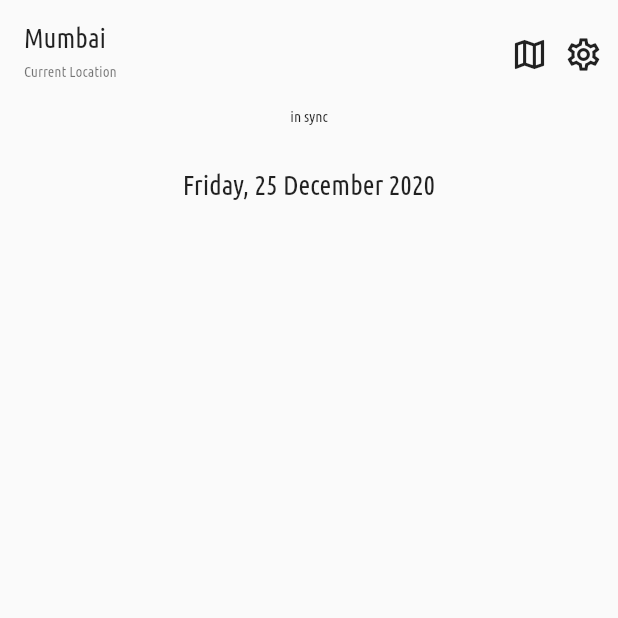
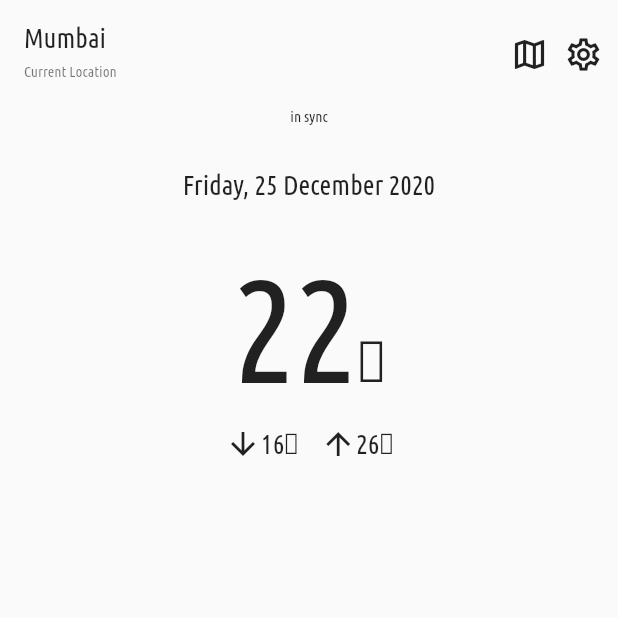
Before and after one commit to angga-fehung/weather_forecasts, a Flutter app: the screen it shows after launch, on a phone screen of 412 x 824 dp, the top half of it. Run offline on Flutter 3.47's test engine with Material 2 defaults, Android fonts, the phone set to English and light mode, and no system bars.

Commit message:
feat: Home

```diff
--- a/lib/home.dart
+++ b/lib/home.dart
@@ -72,6 +72,63 @@ class HomeScreen extends StatelessWidget {
                       fontSize: 18,
                     ),
                   ),
+                  SizedBox(
+                    height: 30,
+                  ),
+                  Row(
+                    mainAxisAlignment: MainAxisAlignment.center,
+                    crossAxisAlignment: CrossAxisAlignment.baseline,
+                    textBaseline: TextBaseline.alphabetic,
+                    children: [
+                      Text(
+                        '22',
+                        style: TextStyle(
+                          fontFamily: 'UbuntuCondensed',
+                          fontSize: 96,
+                        ),
+                      ),
+                      Text(
+                        '℃',
+                        style: TextStyle(
+                          fontFamily: 'UbuntuCondensed',
+                          fontSize: 36,
+                        ),
+                      ),
+                    ],
+                  ),
+                  SizedBox(
+                    height: 10,
+                  ),
+                  Row(
+                    mainAxisAlignment: MainAxisAlignment.center,
+                    crossAxisAlignment: CrossAxisAlignment.baseline,
+                    textBaseline: TextBaseline.alphabetic,
+                    children: [
+                      Row(
+                        children: [
+                          Icon(Icons.arrow_downward_sharp),
+                          Text(
+                            '16℃',
+                            style: TextStyle(
+                              fontFamily: 'UbuntuCondensed',
+                              fontSize: 18,
+                            ),
+                          ),
+                          SizedBox(
+                            width: 15,
+                          ),
+                          Icon(Icons.arrow_upward_sharp),
+                          Text(
+                            '26℃',
+                            style: TextStyle(
+                              fontFamily: 'UbuntuCondensed',
+                              fontSize: 18,
+                            ),
+                          ),
+                        ],
+                      ),
+                    ],
+                  )
                 ],
               ),
             ),
```
Also changed, not shown: assets/img/drizzle.png (added).
